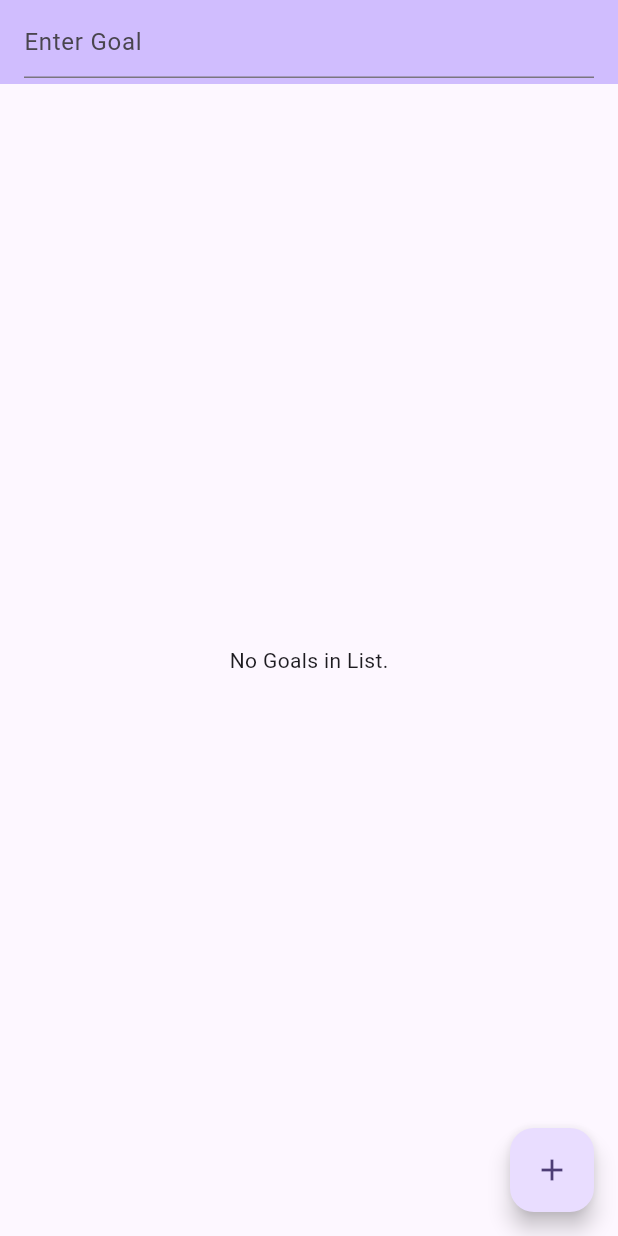
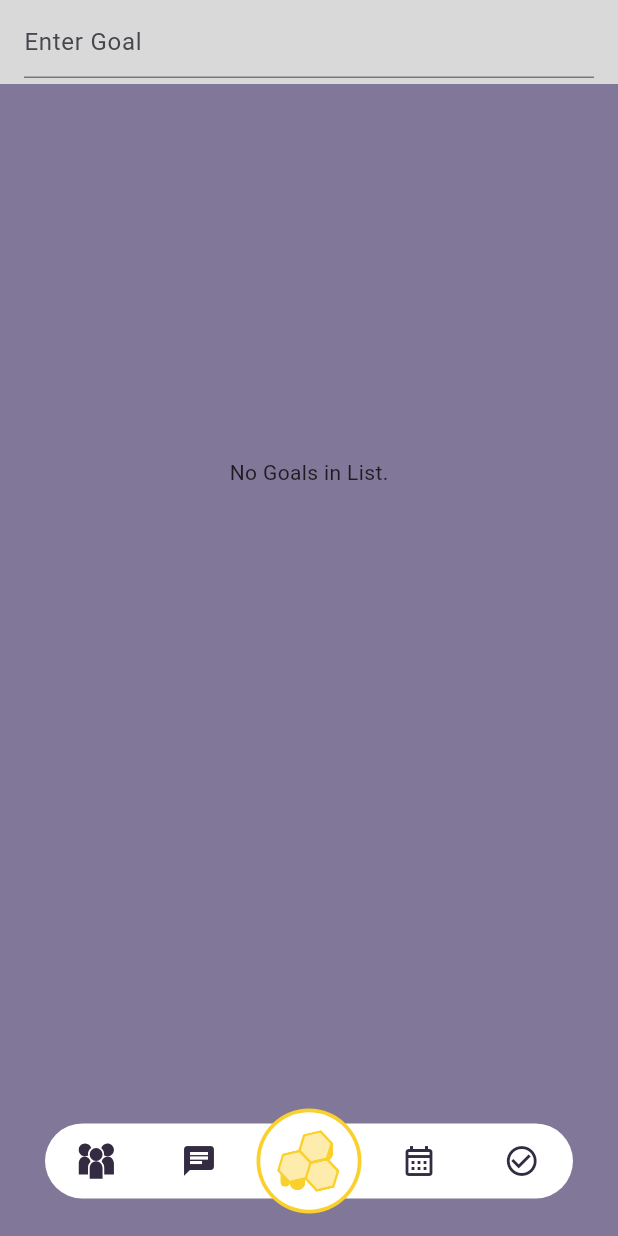
Before and after one commit to DanWernerUT/GitGud, a Flutter app: the screen it shows after launch, on a phone screen of 412 x 824 dp. Run offline on Flutter 3.47's test engine with Material 3 defaults, Android fonts, the phone set to English and light mode, and no system bars; our stand-ins replace flutter_svg, sqflite; accounts and stored records are empty.

Commit message:
finished adding the hotbar, could use some more custom icons but is functional

```diff
--- a/hive_goals_flutter/lib/pages/home.dart
+++ b/hive_goals_flutter/lib/pages/home.dart
@@ -1,6 +1,8 @@
 import 'package:flutter/material.dart';
 import 'package:hive_goals_flutter/models/goal_model.dart';
+import 'package:hive_goals_flutter/res/hive_colors.dart';
 import 'package:hive_goals_flutter/services/database_helper.dart';
+import 'package:hive_goals_flutter/widgets/bottom_nav.dart';
 
 class MyHomePage extends StatefulWidget {
   const MyHomePage({super.key, required this.title});
@@ -14,6 +16,7 @@ class MyHomePage extends StatefulWidget {
 class _MyHomePageState extends State<MyHomePage> {
   final textController = TextEditingController();
   int? selectedId;
+  int _selectedIndex = 2;
   late Future<List<Goal>> _goalsFuture;
 
   @override
@@ -28,18 +31,78 @@ class _MyHomePageState extends State<MyHomePage> {
     });
   }
 
+  void _onTabTapped(int index) {
+    setState(() {
+      _selectedIndex = index;
+    });
+  }
+
   @override
   Widget build(BuildContext context) {
     return Scaffold(
+      backgroundColor: HiveColors.lavender,
       appBar: AppBar(
-        backgroundColor: Theme.of(context).colorScheme.inversePrimary,
+        backgroundColor: HiveColors.platinum,
         title: TextField(
           controller: textController,
           decoration: InputDecoration(hintText: 'Enter Goal'),
         ),
       ),
-      body: Center(
-        child: FutureBuilder<List<Goal>>(
+      body: _buildScreenForIndex(_selectedIndex),
+      bottomNavigationBar: BottomNavBar(
+        currentIndex: _selectedIndex,
+        onTap: _onTabTapped,
+      ),
+      // floatingActionButton: FloatingActionButton(
+      //   child: Icon(Icons.add),
+      //   onPressed: () async {
+      //     if (textController.text.isNotEmpty) {
+      //       if (selectedId != null) {
+      //         await DatabaseHelper.instance.update(
+      //           Goal(id: selectedId, name: textController.text, text: textController.text),
+      //         );
+      //       } else {
+      //         await DatabaseHelper.instance.add(
+      //           Goal(name: textController.text, text: textController.text),
+      //         );
+      //       }
+      //       _refreshGoals();
+      //       textController.clear();
+      //       selectedId = null;
+      //     }
+      //   },
+      // ),
+    );
+  }
+
+  Widget _buildScreenForIndex(int index) {
+    switch (index) {
+      case 0:
+        return Center(child: Text('Connections Page'));
+      case 1:
+        return Center(child: Text('Messages Page'));
+      case 2:
+        return _buildGoalList();
+        // return Center(child: Text('Home Page'));
+      case 3:
+        return Center(child: Text('Calendar'));
+      case 4:
+        return Center(child: Text('View Calendar'));
+      case 5:
+        return Center(child: Text('Create Event'));
+      case 6:
+        return Center(child: Text('Goals'));
+      case 7:
+        return Center(child: Text('Create Goal'));
+      case 8:
+        return Center(child: Text('View Goals'));
+      default:
+        return Center(child: Text('Unknown Screen'));
+    }
+  }
+
+  Widget _buildGoalList() {
+    return FutureBuilder<List<Goal>>(
       future: _goalsFuture,
       builder: (BuildContext context, AsyncSnapshot<List<Goal>> snapshot) {
         if (snapshot.connectionState == ConnectionState.waiting) {
@@ -65,34 +128,13 @@ class _MyHomePageState extends State<MyHomePage> {
                 },
                 onLongPress: () async {
                   await DatabaseHelper.instance.remove(goal.id!);
-                      _refreshGoals(); // Refresh the list after deletion
+                  _refreshGoals();
                 },
               ),
             );
           },
         );
       },
-        ),
-      ),
-      floatingActionButton: FloatingActionButton(
-        child: Icon(Icons.add),
-        onPressed: () async {
-          if (textController.text.isNotEmpty) {
-            if (selectedId != null) {
-              await DatabaseHelper.instance.update(
-                Goal(id: selectedId, name: textController.text, text: textController.text),
-              );
-            } else {
-              await DatabaseHelper.instance.add(
-                Goal(name: textController.text, text: textController.text),
-              );
-            }
-            _refreshGoals();
-            textController.clear();
-            selectedId = null;
-          }
-        },
-      ),
     );
   }
 }
--- a/hive_goals_flutter/lib/res/hive_colors.dart
+++ b/hive_goals_flutter/lib/res/hive_colors.dart
@@ -1,6 +1,7 @@
 import 'package:flutter/material.dart';
 
 class HiveColors {
+  static const Color    chiffon = Color.fromRGBO(255, 244, 200, 1);
   static const Color     banana = Color.fromRGBO(253, 236, 171, 1);
   static const Color        tan = Color.fromRGBO(224, 193, 149, 1);
   static const Color     yellow = Color.fromRGBO(250, 208, 44, 1);
--- /dev/null
+++ b/hive_goals_flutter/lib/widgets/bottom_nav.dart
@@ -0,0 +1,355 @@
+import 'package:flutter/material.dart';
+import 'package:flutter_svg/flutter_svg.dart';
+import 'package:hive_goals_flutter/res/hive_colors.dart';
+
+class BottomNavBar extends StatefulWidget {
+  final int currentIndex;
+  final Function(int) onTap;
+
+  const BottomNavBar({
+    super.key,
+    required this.currentIndex,
+    required this.onTap,
+  });
+
+  @override
+  State<BottomNavBar> createState() => _BottomNavBarState();
+}
+
+class _BottomNavBarState extends State<BottomNavBar> with SingleTickerProviderStateMixin {
+  bool _isCalendarMenuOpen = false;
+  bool _isGoalsMenuOpen = false;
+  late AnimationController _animationController;
+  late Animation<double> _menuAnimation;
+
+  @override
+  void initState() {
+    super.initState();
+    _animationController = AnimationController(
+      vsync: this,
+      duration: const Duration(milliseconds: 250),
+    );
+    _menuAnimation = Tween<double>(begin: 0.0, end: 1.0).animate(
+      CurvedAnimation(
+        parent: _animationController,
+        curve: Curves.easeOut,
+      ),
+    );
+  }
+
+  @override
+  void dispose() {
+    _animationController.dispose();
+    super.dispose();
+  }
+
+  void _toggleCalendarMenu() {
+    setState(() {
+      if (_isCalendarMenuOpen) {_isCalendarMenuOpen = false;}
+      _isCalendarMenuOpen = !_isCalendarMenuOpen;
+      if (_isCalendarMenuOpen) {_animationController.forward();}
+      else {_animationController.reverse();}
+    });
+  }
+
+  void _toggleGoalsMenu() {
+     setState(() {
+      if (_isGoalsMenuOpen) {_isGoalsMenuOpen = false;}
+      _isGoalsMenuOpen = !_isGoalsMenuOpen;
+      if (_isGoalsMenuOpen) {_animationController.forward();}
+      else {_animationController.reverse();}
+    });
+  }
+
+  void _closeMenus() {
+    if (_isCalendarMenuOpen || _isGoalsMenuOpen) {
+      setState(() {
+        _isCalendarMenuOpen = false;
+        _isGoalsMenuOpen = false;
+        _animationController.reverse();
+      });
+    }
+  }
+
+  void _handleNavTap(int index) {
+    switch(index){
+      case 3:
+        if(_isCalendarMenuOpen){
+          _closeMenus();
+        } else {
+          _closeMenus();
+         _toggleCalendarMenu();
+        }
+        widget.onTap(3);
+        break;
+      case 4:
+        widget.onTap(4);
+        break;
+      case 5:
+        widget.onTap(5);
+        break;
+      case 6:
+        if(_isGoalsMenuOpen) {
+         _closeMenus();
+        } else {
+         _closeMenus();
+         _toggleGoalsMenu();
+        }
+        widget.onTap(6);
+        break;
+      case 7:
+        widget.onTap(7);
+        break;
+      case 8:
+        widget.onTap(8);
+        break;
+      default:
+        _closeMenus();
+        widget.onTap(index);
+    }
+  }
+
+  @override
+  Widget build(BuildContext context) {
+    final navBarWidth = MediaQuery.of(context).size.width - 60;
+
+    int effectiveActiveIndex = widget.currentIndex;
+    return SizedBox(
+      height: 250,
+      child: Stack(
+        clipBehavior: Clip.none,
+        alignment: Alignment.bottomCenter,
+        children: [
+          if (_isCalendarMenuOpen)
+            AnimatedBuilder(
+              animation: _menuAnimation,
+              builder: (context, child) {
+                return Positioned(
+                  bottom: 47,
+                  right: 30,
+                  child: Opacity(
+                    opacity: _menuAnimation.value,
+                    child: Transform.translate(
+                      offset: Offset(0, (1 - _menuAnimation.value) * 20),
+                      child: Container(
+                        width: navBarWidth,
+                        decoration: BoxDecoration(
+                          color: Colors.white70,
+                          borderRadius: BorderRadius.only(
+                            topLeft: Radius.circular(45),
+                            topRight: Radius.circular(45),
+                            bottomRight: Radius.circular(10),
+                            bottomLeft: Radius.circular(10),
+                          ),
+                        ),
+                        child: Column(
+                          mainAxisSize: MainAxisSize.min,
+                          children: [
+                            _buildMenuItem(4, "View Calendar", context, effectiveActiveIndex),
+                            _buildMenuItem(5, "Create Event", context, effectiveActiveIndex),
+                            _buildMenuItem(-1, "", context, effectiveActiveIndex),
+                          ],
+                        ),
+                      ),
+                    ),
+                  ),
+                );
+              },
+            ),
+          if (_isGoalsMenuOpen)
+            AnimatedBuilder(
+              animation: _menuAnimation,
+              builder: (context, child) {
+                return Positioned(
+                  bottom: 47,
+                  right: 30,
+                  child: Opacity(
+                    opacity: _menuAnimation.value,
+                    child: Transform.translate(
+                      offset: Offset(0, (1 - _menuAnimation.value) * 20),
+                      child: Container(
+                        width: navBarWidth,
+                        decoration: BoxDecoration(
+                          color: Colors.white70,
+                          borderRadius: BorderRadius.only(
+                            topLeft: Radius.circular(45),
+                            topRight: Radius.circular(45),
+                            bottomRight: Radius.circular(10),
+                            bottomLeft: Radius.circular(10),
+                          ),
+                        ),
+                        child: Column(
+                          mainAxisSize: MainAxisSize.min,
+                          children: [
+                            _buildMenuItem(7, "Create Goal", context, effectiveActiveIndex),
+                            _buildMenuItem(8, "View Goals", context, effectiveActiveIndex),
+                            _buildMenuItem(-1, "", context, effectiveActiveIndex),
+                          ],
+                        ),
+                      ),
+                    ),
+                  ),
+                );
+              },
+            ),
+            Positioned(
+            bottom: 25,
+            child: Container(
+              width: navBarWidth,
+              height: 50,
+              decoration: BoxDecoration(
+                color: Colors.white,
+                borderRadius: BorderRadius.circular(30),
+              ),
+              child: Row(
+                mainAxisAlignment: MainAxisAlignment.spaceAround,
+                children: [
+                  _buildNavItemWithIndicator(
+                    0,
+                    SvgPicture.asset(
+                      'lib/res/Connections.svg',
+                      width: 24,
+                      height: 24,
+                      color: effectiveActiveIndex == 0 ? HiveColors.bronze : HiveColors.darkPurple,
+                    ),
+                    context,
+                    effectiveActiveIndex
+                  ),
+                  _buildNavItemWithIndicator(1, Icons.chat, context, effectiveActiveIndex),
+                  SizedBox(width: 60),
+                  _buildNavItemWithIndicator(3, Icons.calendar_month_outlined, context, effectiveActiveIndex),
+                  _buildNavItemWithIndicator(6, Icons.check_circle_outline, context, effectiveActiveIndex),
+                ],
+              ),
+            ),
+          ),
+
+          // Center Floating Button
+          Positioned(
+            bottom: 15,
+            child: GestureDetector(
+              onTap: () => _handleNavTap(2),
+              child: Container(
+                width: 70,
+                height: 70,
+                decoration: BoxDecoration(
+                  color: effectiveActiveIndex == 2 ? HiveColors.yellow : HiveColors.chiffon,
+                  shape: BoxShape.circle,
+                ),
+                child: Center(
+                  child: Container(
+                    width: 65,
+                    height: 65,
+                    decoration: BoxDecoration(
+                      color: Colors.white,
+                      shape: BoxShape.circle,
+                    ),
+                    child: Center(
+                      child: SvgPicture.asset(
+                        'lib/res/HiveGoalsLight.svg',
+                        width: 44,
+                        height: 44,
+                      ),
+                    ),
+                  ),
+                ),
+              ),
+            ),
+          ),
+        ],
+      ),
+    );
+  }
+
+  Widget _buildMenuItem(int index, String title, BuildContext context, int effectiveActiveIndex) {
+    if (title.isEmpty) {
+      return Padding(
+        padding: const EdgeInsets.symmetric(vertical: 10, horizontal: 24),
+        child: Text(title, style: TextStyle(color: Colors.transparent)),
+      );
+    }
+
+    bool isActive = effectiveActiveIndex == index;
+
+    return Stack(
+      alignment: Alignment.topCenter,
+      clipBehavior: Clip.none,
+      children: [
+        // Indicator positioned above the text
+        Positioned(
+          top: -2, // Position above the menu item
+          child: Container(
+            height: isActive ? 4 : 0,
+            width: 30,
+            decoration: BoxDecoration(
+              color: HiveColors.yellow,
+              borderRadius: BorderRadius.circular(2),
+            ),
+          ),
+        ),
+        GestureDetector(
+          behavior: HitTestBehavior.opaque,
+          onTap: () {
+            _closeMenus();
+            widget.onTap(index);
+          },
+          child: Container(
+            width: double.infinity,
+            padding: const EdgeInsets.symmetric(vertical: 16, horizontal: 50),
+            child: Center(
+              child: Text(
+                title,
+                style: TextStyle(
+                  color: HiveColors.darkPurple,
+                  fontWeight: FontWeight.w500,
+                  fontSize: 14,
+                ),
+              ),
+            ),
+          ),
+        ),
+      ],
+    );
+  }
+
+  Widget _buildNavItemWithIndicator(int index, dynamic icon, BuildContext context, int effectiveActiveIndex) {
+    bool showIndicator = effectiveActiveIndex == index && index != 2;
+
+    return Stack(
+      alignment: Alignment.topCenter,
+      clipBehavior: Clip.none,
+      children: [
+        // Indicator positioned above the icon
+        Positioned(
+          top: -4, // Position above the nav item
+          child: Container(
+            height: showIndicator ? 4 : 0,
+            width: 30,
+            decoration: BoxDecoration(
+              color: HiveColors.yellow,
+              borderRadius: BorderRadius.circular(2),
+            ),
+          ),
+        ),
+        GestureDetector(
+          onTap: () => _handleNavTap(index),
+          child: SizedBox(
+            width: 50,
+            height: 50,
+            child: Center(
+              child: icon is IconData
+                ? Icon(
+                    icon,
+                    color: effectiveActiveIndex == index
+                      ? HiveColors.bronze
+                      : HiveColors.darkPurple,
+                    size: 24,
+                  )
+                : icon,
+            ),
+          ),
+        ),
+      ],
+    );
+  }
+}
--- a/hive_goals_flutter/pubspec.yaml
+++ b/hive_goals_flutter/pubspec.yaml
@@ -62,6 +62,7 @@ flutter:
   assets:
     - lib/res/HiveGoalsLight.svg
     - lib/res/HiveGoalsDark.svg
+    - lib/res/Connections.svg
   # To add assets to your application, add an assets section, like this:
   # assets:
   #   - images/a_dot_burr.jpeg
```
Also changed, not shown: hive_goals_flutter/lib/res/Connections.svg (added). Lines whose indentation alone changed are shown as unchanged.
